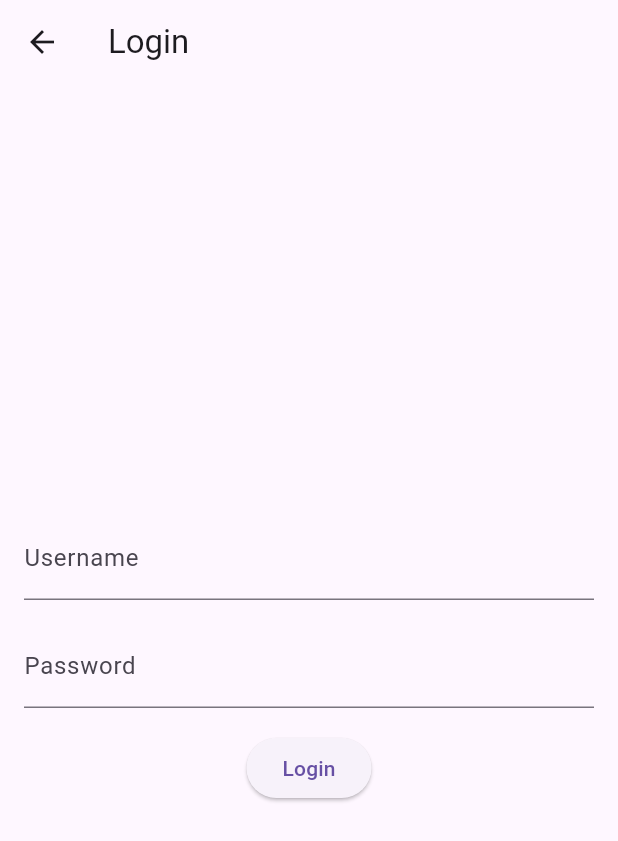
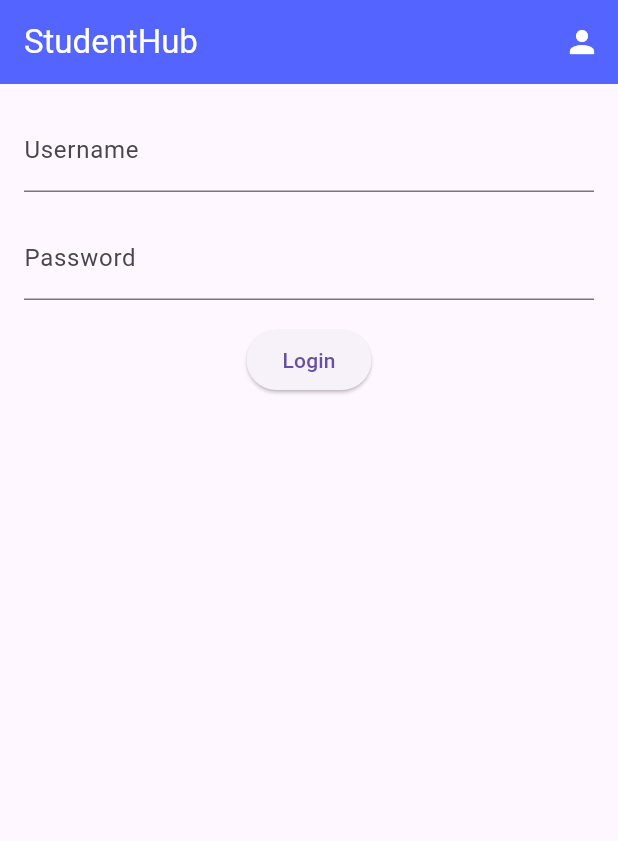
Before and after one commit to Minhnhat1104/FinalProject-Group12-Advanced-Mobile-Application-Development, a Flutter app: the LoginWidget screen opened directly, on a phone screen of 412 x 824 dp. Shown: the top 841 px of the screen. Run offline on Flutter 3.47's test engine with Material 3 defaults, Android fonts, the phone set to English and light mode, and no system bars.

Commit message:
set up header

```diff
--- a/lib/screens/login_screen.dart
+++ b/lib/screens/login_screen.dart
@@ -0,0 +1,18 @@
+import 'package:flutter/material.dart';
+import 'package:student_hub/widgets/login_widget.dart';
+
+void main() {
+  runApp(LoginScreen());
+}
+
+class LoginScreen extends StatelessWidget {
+  const LoginScreen({super.key});
+
+  @override
+  Widget build(BuildContext context) {
+    return MaterialApp(
+      debugShowCheckedModeBanner: false,
+      home: LoginWidget(),
+    );
+  }
+}
--- /dev/null
+++ b/lib/widgets/header_nav_widget.dart
@@ -0,0 +1,33 @@
+import 'package:flutter/material.dart';
+import 'package:student_hub/constants/colors.dart';
+
+class HeaderNavBar extends StatelessWidget implements PreferredSizeWidget {
+  final String title;
+  final Function()? onUserIconPressed;
+
+  const HeaderNavBar({
+    this.title = 'StudentHub',
+    this.onUserIconPressed,
+    Key? key,
+  }) : super(key: key);
+
+  @override
+  Widget build(BuildContext context) {
+    return AppBar(
+      backgroundColor: tdNeonBlue,
+      title: Text(
+        title,
+        style: TextStyle(color: tdWhite),
+      ),
+      actions: [
+        IconButton(
+          icon: Icon(Icons.person, color: tdWhite),
+          onPressed: onUserIconPressed,
+        ),
+      ],
+    );
+  }
+
+  @override
+  Size get preferredSize => AppBar().preferredSize;
+}
--- a/lib/widgets/login_widget.dart
+++ b/lib/widgets/login_widget.dart
@@ -1,5 +1,6 @@
 import 'package:flutter/material.dart';
 import 'package:student_hub/model/user_model.dart';
+import 'package:student_hub/widgets/header_nav_widget.dart';
 
 class LoginWidget extends StatelessWidget {
   final TextEditingController usernameController = TextEditingController();
@@ -8,13 +9,10 @@ class LoginWidget extends StatelessWidget {
   @override
   Widget build(BuildContext context) {
     return Scaffold(
-      appBar: AppBar(
-        title: Text('Login'),
-      ),
+      appBar: HeaderNavBar(),
       body: Padding(
         padding: EdgeInsets.all(16.0),
         child: Column(
-          mainAxisAlignment: MainAxisAlignment.center,
           children: [
             TextField(
               controller: usernameController,
```
Also changed, not shown: lib/main.dart (+4 -5 lines), 1 other file.
